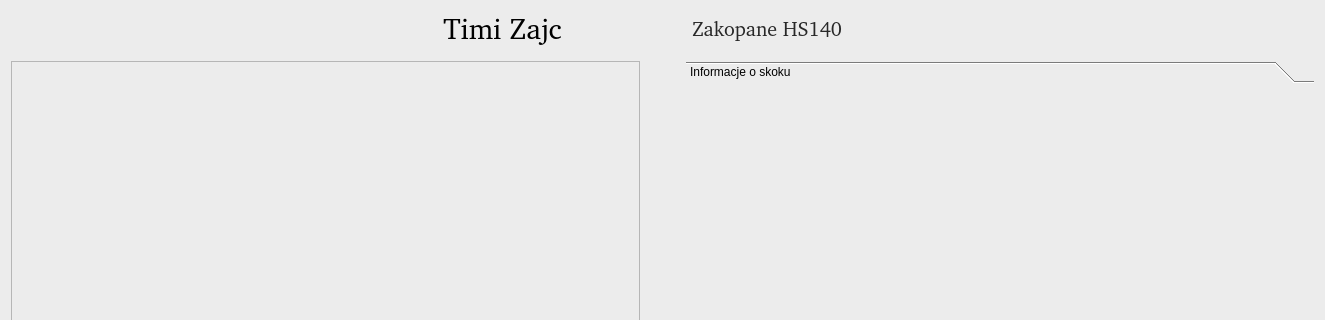
Old version of the form source/UI/SingleJumps/SingleJumpsResultsWindow.ui in the repository KonradKrol/sj-sim; both pictures show x 0 to 1325 and y 0 to 320 of the 1325 by 891 pixel window.
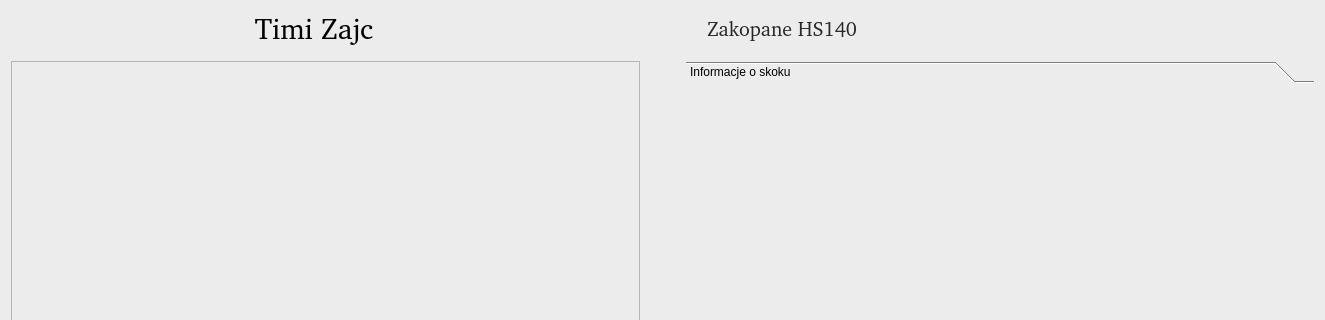
New version of the form.

Diff of the .ui file:
```diff
--- a/source/UI/SingleJumps/SingleJumpsResultsWindow.ui
+++ b/source/UI/SingleJumps/SingleJumpsResultsWindow.ui
@@ -34,6 +34,12 @@
      </item>
      <item>
       <widget class="QLabel" name="label_jumperNameAndSurname">
+       <property name="sizePolicy">
+        <sizepolicy hsizetype="Ignored" vsizetype="Preferred">
+         <horstretch>1</horstretch>
+         <verstretch>0</verstretch>
+        </sizepolicy>
+       </property>
        <property name="font">
         <font>
          <family>Quicksand [PfEd]</family>
@@ -50,6 +56,9 @@
        <property name="alignment">
         <set>Qt::AlignCenter</set>
        </property>
+       <property name="wordWrap">
+        <bool>true</bool>
+       </property>
       </widget>
      </item>
      <item>
@@ -105,6 +114,12 @@
      </item>
      <item>
       <widget class="QLabel" name="label_hillName">
+       <property name="sizePolicy">
+        <sizepolicy hsizetype="Ignored" vsizetype="Preferred">
+         <horstretch>1</horstretch>
+         <verstretch>0</verstretch>
+        </sizepolicy>
+       </property>
        <property name="font">
         <font>
          <family>Quicksand [PfEd]</family>
@@ -117,6 +132,9 @@
        <property name="text">
         <string>Zakopane HS140</string>
        </property>
+       <property name="wordWrap">
+        <bool>true</bool>
+       </property>
       </widget>
      </item>
      <item>
```
